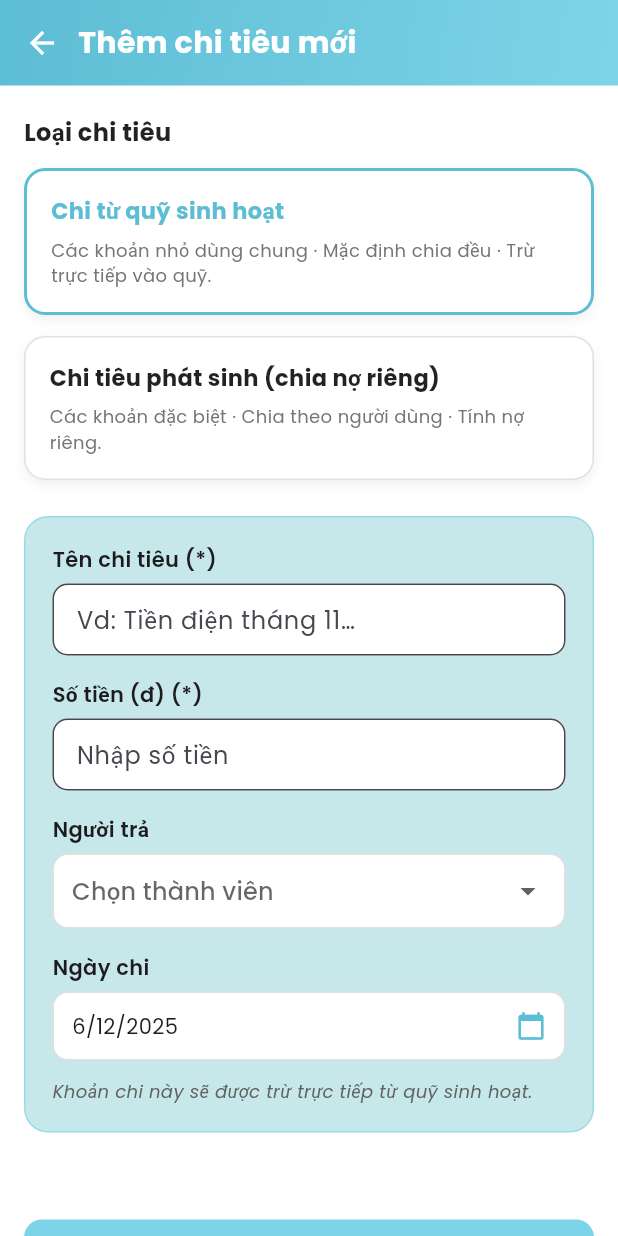
After one commit to Nongcode/BTL_Android, a Flutter app: the AddExpenseScreen screen opened directly, on a phone screen of 412 x 824 dp. The commit adds this screen. Run offline on Flutter 3.47's test engine with Material 3 defaults, Android fonts, the phone set to English and light mode, and no system bars; our stand-ins replace google_fonts.

Commit message:
upload add_expense_screen

```diff
--- /dev/null
+++ b/lib/features/finance/presentation/screens/add_expense_screen.dart
@@ -0,0 +1,435 @@
+import 'package:flutter/material.dart';
+
+class AddExpenseScreen extends StatefulWidget {
+  const AddExpenseScreen({Key? key}) : super(key: key);
+
+  @override
+  State<AddExpenseScreen> createState() => _AddExpenseScreenState();
+}
+
+class _AddExpenseScreenState extends State<AddExpenseScreen> {
+  int _selectedType = 0; // 0 = Chi từ quỹ, 1 = Chi phát sinh
+  int _selectedSplit = 0; // 0=đều, 1=tỷ lệ, 2=tham gia
+
+  DateTime _selectedDate = DateTime.now();
+  final TextEditingController _title = TextEditingController();
+  final TextEditingController _amount = TextEditingController();
+
+  final List<String> _people = ["Minh", "Long", "Tuấn"];
+
+  String _selectedPerson = "";
+
+  @override
+  Widget build(BuildContext context) {
+    return Scaffold(
+      backgroundColor: Colors.white,
+      body: Column(
+        children: [
+          _buildHeader(),
+
+          Expanded(
+            child: SingleChildScrollView(
+              padding: const EdgeInsets.symmetric(horizontal: 16, vertical: 20),
+              child: Column(
+                crossAxisAlignment: CrossAxisAlignment.start,
+                children: [
+                  _buildSectionTitle("Loại chi tiêu"),
+                  const SizedBox(height: 12),
+                  _buildTypeSelector(),
+                  const SizedBox(height: 24),
+
+                  // FORM CHI TIÊU
+                  _buildFormCard(),
+
+                  const SizedBox(height: 28),
+
+                  if (_selectedType == 1) _buildSplitMethod(),
+
+                  const SizedBox(height: 30),
+                  _buildMainButton(),
+                  const SizedBox(height: 14),
+                  _buildCancelButton(),
+                ],
+              ),
+            ),
+          ),
+        ],
+      ),
+    );
+  }
+
+  // ---------------- HEADER -------------------
+  Widget _buildHeader() {
+    return Container(
+      decoration: const BoxDecoration(
+        gradient: LinearGradient(
+          colors: [Color(0xFF5DBDD4), Color(0xFF7DD4E8)],
+          begin: Alignment.topLeft,
+          end: Alignment.bottomRight,
+        ),
+      ),
+      padding: const EdgeInsets.symmetric(horizontal: 16, vertical: 14),
+      child: SafeArea(
+        child: Row(
+          children: [
+            GestureDetector(
+              onTap: () => Navigator.pop(context),
+              child: const Icon(Icons.arrow_back, color: Colors.white),
+            ),
+            const SizedBox(width: 12),
+            const Text(
+              "Thêm chi tiêu mới",
+              style: TextStyle(
+                fontSize: 20,
+                fontWeight: FontWeight.w700,
+                color: Colors.white,
+              ),
+            ),
+          ],
+        ),
+      ),
+    );
+  }
+
+  // ---------------- SECTION TITLE -------------------
+  Widget _buildSectionTitle(String text) {
+    return Text(
+      text,
+      style: const TextStyle(
+        fontSize: 16,
+        fontWeight: FontWeight.w700,
+        color: Colors.black87,
+      ),
+    );
+  }
+
+  // ---------------- TYPE SELECTOR -------------------
+  Widget _buildTypeSelector() {
+    return Column(
+      children: [
+        _buildTypeItem(
+          title: "Chi từ quỹ sinh hoạt",
+          description:
+              "Các khoản nhỏ dùng chung · Mặc định chia đều · Trừ trực tiếp vào quỹ.",
+          index: 0,
+        ),
+        const SizedBox(height: 14),
+        _buildTypeItem(
+          title: "Chi tiêu phát sinh (chia nợ riêng)",
+          description:
+              "Các khoản đặc biệt · Chia theo người dùng · Tính nợ riêng.",
+          index: 1,
+        ),
+      ],
+    );
+  }
+
+  Widget _buildTypeItem({
+    required String title,
+    required String description,
+    required int index,
+  }) {
+    final isActive = _selectedType == index;
+
+    return GestureDetector(
+      onTap: () => setState(() => _selectedType = index),
+      child: Container(
+        padding: const EdgeInsets.all(16),
+        decoration: BoxDecoration(
+          color: Colors.white,
+          borderRadius: BorderRadius.circular(14),
+          border: Border.all(
+            color: isActive ? const Color(0xFF5DBDD4) : Colors.grey.shade300,
+            width: isActive ? 2 : 1,
+          ),
+          boxShadow: [
+            BoxShadow(
+              color: Colors.black12.withOpacity(0.06),
+              blurRadius: 6,
+              offset: const Offset(0, 3),
+            ),
+          ],
+        ),
+        child: Column(
+          crossAxisAlignment: CrossAxisAlignment.start,
+          children: [
+            Text(
+              title,
+              style: TextStyle(
+                color: isActive ? const Color(0xFF5DBDD4) : Colors.black87,
+                fontWeight: FontWeight.w700,
+                fontSize: 15,
+              ),
+            ),
+            const SizedBox(height: 6),
+            Text(
+              description,
+              style: TextStyle(fontSize: 12, color: Colors.grey.shade600),
+            ),
+          ],
+        ),
+      ),
+    );
+  }
+
+  // ---------------- FORM CARD -------------------
+  Widget _buildFormCard() {
+    return Container(
+      padding: const EdgeInsets.all(18),
+      decoration: BoxDecoration(
+        color: const Color(0xFFC7E8EB),
+        borderRadius: BorderRadius.circular(16),
+        border: Border.all(color: const Color(0xFF96DCE8)),
+      ),
+      child: Column(
+        crossAxisAlignment: CrossAxisAlignment.start,
+        children: [
+          _buildTextField(
+            "Tên chi tiêu (*)",
+            "Vd: Tiền điện tháng 11…",
+            _title,
+          ),
+          const SizedBox(height: 16),
+          _buildTextField(
+            "Số tiền (đ) (*)",
+            "Nhập số tiền",
+            _amount,
+            type: TextInputType.number,
+          ),
+          const SizedBox(height: 16),
+          _buildDropdown("Người trả", "Chọn thành viên", _people),
+          const SizedBox(height: 16),
+          _buildDatePicker(),
+          const SizedBox(height: 12),
+
+          Text(
+            _selectedType == 0
+                ? "Khoản chi này sẽ được trừ trực tiếp từ quỹ sinh hoạt."
+                : "Khoản chi này sẽ ghi nhận như nợ riêng của thành viên.",
+            style: TextStyle(
+              color: Colors.grey.shade700,
+              fontSize: 12,
+              fontStyle: FontStyle.italic,
+            ),
+          ),
+        ],
+      ),
+    );
+  }
+
+  // ---------------- FORM FIELDS -------------------
+  Widget _buildTextField(
+    String label,
+    String hint,
+    TextEditingController controller, {
+    TextInputType type = TextInputType.text,
+  }) {
+    return Column(
+      crossAxisAlignment: CrossAxisAlignment.start,
+      children: [
+        Text(
+          label,
+          style: const TextStyle(fontSize: 14, fontWeight: FontWeight.w600),
+        ),
+        const SizedBox(height: 6),
+        TextField(
+          controller: controller,
+          keyboardType: type,
+          decoration: InputDecoration(
+            hintText: hint,
+            filled: true,
+            fillColor: Colors.white,
+            contentPadding: const EdgeInsets.symmetric(
+              horizontal: 12,
+              vertical: 12,
+            ),
+            border: OutlineInputBorder(
+              borderRadius: BorderRadius.circular(10),
+              borderSide: BorderSide(color: Colors.grey.shade300),
+            ),
+            focusedBorder: OutlineInputBorder(
+              borderRadius: BorderRadius.circular(10),
+              borderSide: const BorderSide(color: Color(0xFF5DBDD4), width: 2),
+            ),
+          ),
+        ),
+      ],
+    );
+  }
+
+  Widget _buildDropdown(String label, String hint, List<String> items) {
+    return Column(
+      crossAxisAlignment: CrossAxisAlignment.start,
+      children: [
+        Text(
+          label,
+          style: const TextStyle(fontSize: 14, fontWeight: FontWeight.w600),
+        ),
+        const SizedBox(height: 6),
+        Container(
+          padding: const EdgeInsets.symmetric(horizontal: 12),
+          decoration: BoxDecoration(
+            color: Colors.white,
+            borderRadius: BorderRadius.circular(10),
+            border: Border.all(color: Colors.grey.shade300),
+          ),
+          child: DropdownButton(
+            value: _selectedPerson.isEmpty ? null : _selectedPerson,
+            underline: const SizedBox(),
+            isExpanded: true,
+            hint: Text(hint),
+            items: items
+                .map((e) => DropdownMenuItem(value: e, child: Text(e)))
+                .toList(),
+            onChanged: (value) =>
+                setState(() => _selectedPerson = value.toString()),
+          ),
+        ),
+      ],
+    );
+  }
+
+  Widget _buildDatePicker() {
+    return Column(
+      crossAxisAlignment: CrossAxisAlignment.start,
+      children: [
+        const Text(
+          "Ngày chi",
+          style: TextStyle(fontSize: 14, fontWeight: FontWeight.w600),
+        ),
+        const SizedBox(height: 6),
+
+        GestureDetector(
+          onTap: () async {
+            final picked = await showDatePicker(
+              context: context,
+              initialDate: _selectedDate,
+              firstDate: DateTime(2020),
+              lastDate: DateTime.now(),
+            );
+            if (picked != null) setState(() => _selectedDate = picked);
+          },
+          child: Container(
+            padding: const EdgeInsets.symmetric(horizontal: 12, vertical: 12),
+            decoration: BoxDecoration(
+              color: Colors.white,
+              borderRadius: BorderRadius.circular(10),
+              border: Border.all(color: Colors.grey.shade300),
+            ),
+            child: Row(
+              mainAxisAlignment: MainAxisAlignment.spaceBetween,
+              children: [
+                Text(
+                  "${_selectedDate.day}/${_selectedDate.month}/${_selectedDate.year}",
+                  style: const TextStyle(fontSize: 14),
+                ),
+                const Icon(
+                  Icons.calendar_today,
+                  color: Color(0xFF5DBDD4),
+                  size: 20,
+                ),
+              ],
+            ),
+          ),
+        ),
+      ],
+    );
+  }
+
+  // ---------------- SPLIT METHODS -------------------
+  Widget _buildSplitMethod() {
+    return Column(
+      crossAxisAlignment: CrossAxisAlignment.start,
+      children: [
+        _buildSectionTitle("Kiểu chia tiền"),
+        const SizedBox(height: 10),
+
+        Row(
+          children: [
+            _buildSplitButton("Chia đều", 0, Icons.grid_view),
+            const SizedBox(width: 8),
+            _buildSplitButton("Theo tỷ lệ", 1, Icons.pie_chart),
+            const SizedBox(width: 8),
+            _buildSplitButton("Theo người\ntham gia", 2, Icons.group),
+          ],
+        ),
+      ],
+    );
+  }
+
+  Widget _buildSplitButton(String label, int index, IconData icon) {
+    final active = _selectedSplit == index;
+
+    return Expanded(
+      child: GestureDetector(
+        onTap: () => setState(() => _selectedSplit = index),
+        child: AnimatedContainer(
+          duration: const Duration(milliseconds: 180),
+          padding: const EdgeInsets.symmetric(vertical: 14),
+          decoration: BoxDecoration(
+            color: active ? const Color(0xFF5DBDD4) : Colors.white,
+            borderRadius: BorderRadius.circular(12),
+            border: Border.all(
+              color: active ? const Color(0xFF5DBDD4) : Colors.grey.shade400,
+              width: 1.4,
+            ),
+          ),
+          child: Column(
+            children: [
+              Icon(
+                icon,
+                size: 22,
+                color: active ? Colors.white : Colors.black87,
+              ),
+              const SizedBox(height: 6),
+              Text(
+                label,
+                textAlign: TextAlign.center,
+                style: TextStyle(
+                  fontSize: 13,
+                  fontWeight: FontWeight.w600,
+                  color: active ? Colors.white : Colors.black87,
+                ),
+              ),
+            ],
+          ),
+        ),
+      ),
+    );
+  }
+
+  // ---------------- BUTTONS -------------------
+  Widget _buildMainButton() {
+    return Container(
+      width: double.infinity,
+      padding: const EdgeInsets.symmetric(vertical: 14),
+      decoration: BoxDecoration(
+        color: const Color(0xFF7DD4E8),
+        borderRadius: BorderRadius.circular(12),
+      ),
+      child: const Center(
+        child: Text(
+          "Lưu chi tiêu & tiếp tục chia tiền",
+          style: TextStyle(
+            color: Colors.white,
+            fontSize: 16,
+            fontWeight: FontWeight.w700,
+          ),
+        ),
+      ),
+    );
+  }
+
+  Widget _buildCancelButton() {
+    return Center(
+      child: Text(
+        "Huỷ",
+        style: TextStyle(
+          fontSize: 16,
+          fontWeight: FontWeight.w600,
+          color: Colors.black87,
+        ),
+      ),
+    );
+  }
+}
--- a/lib/features/finance/presentation/screens/finance_screen.dart
+++ b/lib/features/finance/presentation/screens/finance_screen.dart
@@ -1,6 +1,7 @@
 import 'package:flutter/material.dart';
 import '../widgets/finance_stat_card.dart';
 import 'fund_detail_screen.dart';
+import 'add_expense_screen.dart';
 
 class FinanceScreen extends StatefulWidget {
   const FinanceScreen({super.key});
--- a/lib/features/finance/presentation/screens/fund_detail_screen.dart
+++ b/lib/features/finance/presentation/screens/fund_detail_screen.dart
@@ -1,4 +1,5 @@
 import 'package:flutter/material.dart';
+import 'add_expense_screen.dart';
 
 class FundDetailScreen extends StatefulWidget {
   const FundDetailScreen({Key? key}) : super(key: key);
@@ -326,7 +327,14 @@ class _FundDetailScreenState extends State<FundDetailScreen> {
 
   // ========================= BUTTON ADD SPENDING ==========================
   Widget _buildAddButton() {
-    return Center(
+    return GestureDetector(
+      onTap: () {
+        Navigator.push(
+          context,
+          MaterialPageRoute(builder: (context) => const AddExpenseScreen()),
+        );
+      },
+      child: Center(
         child: Container(
           width: double.infinity,
           decoration: BoxDecoration(
@@ -345,6 +353,7 @@ class _FundDetailScreenState extends State<FundDetailScreen> {
             ),
           ),
         ),
+      ),
     );
   }
 
```
Lines whose indentation alone changed are shown as unchanged.
